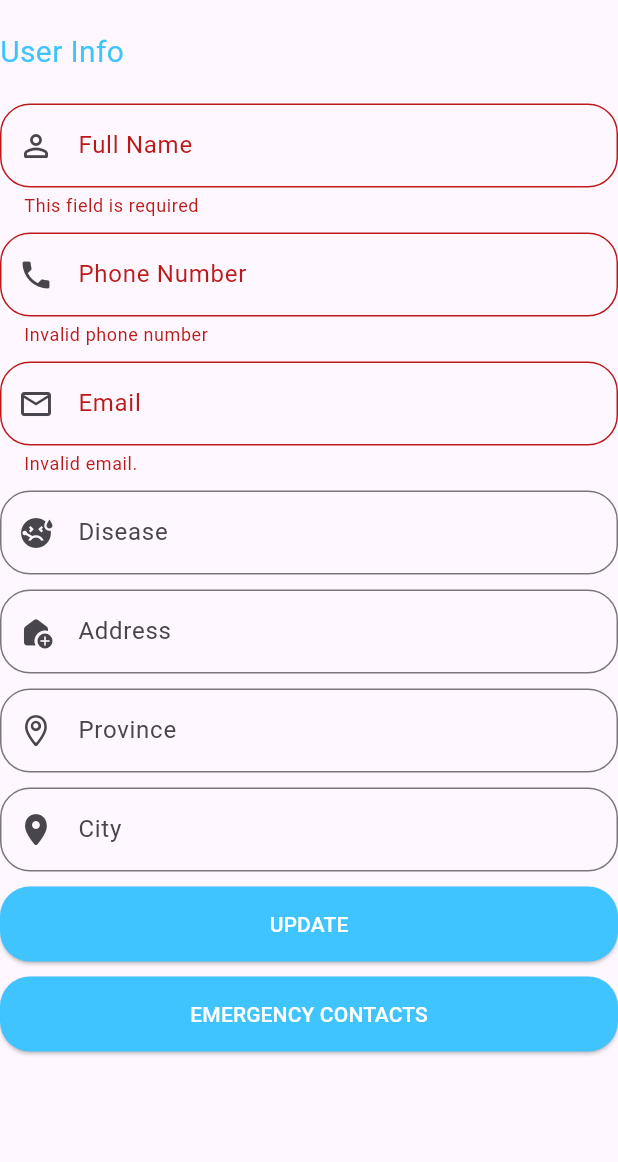
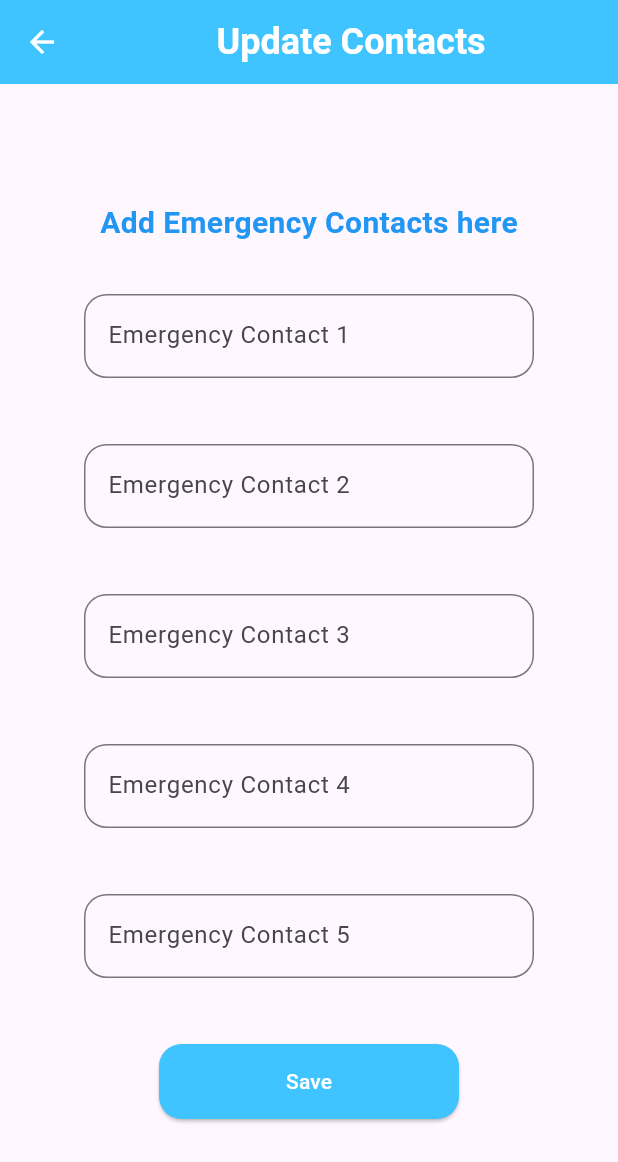
Before and after one commit to musondaAlexander/patienttracking, a Flutter app: the ProfileFormWidget widget shown alone on an empty page, opened directly, after a tap on "UPDATE", after a tap on "EMERGENCY CONTACTS", on a phone screen of 412 x 824 dp. Shown: the top 1162 px of the screen. Run offline on Flutter 3.47's test engine with Material 2 defaults, Android fonts, the phone set to English and light mode, and no system bars; our stand-ins replace cloud_firestore, csc_picker, firebase_auth, firebase_core, firebase_database, get and 5 more; missing offline and left inert: flutter_csc_picker; accounts and stored records are empty.

Commit message:
updated contacts file.

```diff
--- a/lib/User/screens/DashBoard/user_dashboard.dart
+++ b/lib/User/screens/DashBoard/user_dashboard.dart
@@ -1,4 +1,3 @@
-import 'package:firebase_auth/firebase_auth.dart';
 import 'package:flutter/material.dart';
 import 'package:get/get.dart';
 import 'package:patienttracking/User/screens/DashBoard/grid_dash.dart';
@@ -63,11 +62,11 @@ class UserDashboard extends StatelessWidget {
         backgroundColor: Colors.lightBlueAccent,
         leading: GestureDetector(
           onTap: () => {Get.to(() => UserHome())},
-          child: BackButton(
+          child: const BackButton(
             color: Colors.white,
           ),
         ),
-        title: Center(
+        title: const Center(
             child: Text(
           'Dashboard',
           style: TextStyle(
--- a/lib/User/screens/Profile/profile_screen_form.dart
+++ b/lib/User/screens/Profile/profile_screen_form.dart
@@ -7,6 +7,7 @@ import 'package:flutter/cupertino.dart';
 import 'package:flutter/material.dart';
 import 'package:flutter_csc_picker/flutter_csc_picker.dart';
 import 'package:get/get.dart';
+import 'package:patienttracking/Features/EmergencyContacts/add_contact.dart';
 import 'package:patienttracking/User/controllers/session_controller.dart';
 
 class ProfileFormWidget extends StatefulWidget {
@@ -237,10 +238,10 @@ class _ProfileFormWidgetState extends State<ProfileFormWidget> {
                             shape: RoundedRectangleBorder(
                                 borderRadius: BorderRadius.circular(20))),
                         onPressed: () {
-                          // Get.to(() => const add_contact(),
-                          //     transition: Transition.rightToLeft,
-                          //     duration: const Duration(seconds: 1),
-                          //     arguments: userEmail);
+                          Get.to(() => const add_contact(),
+                              transition: Transition.rightToLeft,
+                              duration: const Duration(milliseconds: 500),
+                              arguments: userEmail);
                         },
                         child: Text("Emergency Contacts".toUpperCase()),
                       ),
--- a/lib/User/screens/SignUp/verify_email_page.dart
+++ b/lib/User/screens/SignUp/verify_email_page.dart
@@ -6,9 +6,9 @@ import 'package:get/get_core/src/get_main.dart';
 import 'package:get/get_navigation/get_navigation.dart';
 import 'package:patienttracking/commonScreens/Login/loginScreen.dart';
 import 'package:patienttracking/commonScreens/nav_bar.dart';
-import 'package:patienttracking/features/Ambulance/ambulance_dashboard.dart';
-import 'package:patienttracking/features/FireFighters/firefighter_dashboard.dart';
-import 'package:patienttracking/features/Police/police_dashboard.dart';
+import 'package:patienttracking/Features/Ambulance/ambulance_dashboard.dart';
+import 'package:patienttracking/Features/FireFighters/firefighter_dashboard.dart';
+import 'package:patienttracking/Features/Police/police_dashboard.dart';
 import 'package:patienttracking/models/appuser.dart';
 
 // This Widget will be used to verify Email of the User.
--- /dev/null
+++ b/lib/features/EmergencyContacts/add_contact.dart
@@ -0,0 +1,225 @@
+import 'package:flutter/material.dart';
+import 'package:get/get.dart';
+import 'package:patienttracking/Features/EmergencyContacts/emergency_contact_controller.dart';
+import 'package:patienttracking/commonScreens/nav_bar.dart';
+import 'package:shared_preferences/shared_preferences.dart';
+
+class add_contact extends StatefulWidget {
+  const add_contact({Key? key}) : super(key: key);
+
+  @override
+  State<add_contact> createState() => _add_contactState();
+}
+
+class _add_contactState extends State<add_contact> {
+  @override
+  void initState() {
+    super.initState();
+    contactController.loadData();
+    _loadContacts();
+  }
+
+  Future<void> _loadContacts() async {
+    SharedPreferences prefs = await SharedPreferences.getInstance();
+    setState(() {
+      _contact1 = prefs.getString('contact1')!;
+      _contact2 = prefs.getString('contact2')!;
+      _contact3 = prefs.getString('contact3')!;
+      _contact4 = prefs.getString('contact4')!;
+      _contact5 = prefs.getString('contact5')!;
+    });
+  }
+
+  //Emergency Contacts
+  static String _contact1 = '';
+  static String _contact2 = '';
+  static String _contact3 = '';
+  static String _contact4 = '';
+  static String _contact5 = '';
+
+  //Controllers
+  final contactController = Get.put(EmergencyContactsController());
+  var _formKey = GlobalKey<FormState>();
+  var contact1controller =
+      TextEditingController(text: Text(_contact1).data.toString());
+  var contact2controller =
+      TextEditingController(text: Text(_contact2).data.toString());
+  var contact3controller =
+      TextEditingController(text: Text(_contact3).data.toString());
+  var contact4controller =
+      TextEditingController(text: Text(_contact4).data.toString());
+  var contact5controller =
+      TextEditingController(text: Text(_contact5).data.toString());
+
+  static const String _key1 = 'contact1';
+  static const String _key2 = 'contact2';
+  static const String _key3 = 'contact3';
+  static const String _key4 = 'contact4';
+  static const String _key5 = 'contact5';
+
+  @override
+  Widget build(BuildContext context) {
+    return Scaffold(
+      appBar: AppBar(
+        iconTheme: const IconThemeData(color: Colors.white),
+        backgroundColor: Colors.lightBlueAccent,
+        title: const Center(
+            child: Text(
+          'Update Contacts',
+          style: TextStyle(
+            color: Colors.white,
+            fontSize: 24,
+            fontWeight: FontWeight.bold,
+          ),
+        )),
+      ),
+      body: Center(
+        child: SingleChildScrollView(
+          child: Column(
+            mainAxisAlignment: MainAxisAlignment.center,
+            children: [
+              const Text(
+                "Add Emergency Contacts here",
+                style: TextStyle(
+                    fontSize: 20,
+                    color: Colors.blue,
+                    fontWeight: FontWeight.bold),
+              ),
+              SizedBox(
+                height: Get.height * 0.04,
+              ),
+              SizedBox(
+                width: 300,
+                height: 100,
+                child: TextFormField(
+                  controller: contact1controller,
+                  decoration: const InputDecoration(
+                    border: OutlineInputBorder(
+                      borderRadius: BorderRadius.all(
+                        Radius.circular(15.0),
+                      ),
+                    ),
+                    hintText: 'Enter First Contact',
+                    labelText: 'Emergency Contact 1',
+                  ),
+                ),
+              ),
+              SizedBox(
+                width: 300,
+                height: 100,
+                child: TextFormField(
+                  controller: contact2controller,
+                  decoration: const InputDecoration(
+                    border: OutlineInputBorder(
+                      borderRadius: BorderRadius.all(
+                        Radius.circular(15.0),
+                      ),
+                    ),
+                    hintText: 'Enter Second Contact',
+                    labelText: 'Emergency Contact 2',
+                  ),
+                ),
+              ),
+              SizedBox(
+                width: 300,
+                height: 100,
+                child: TextFormField(
+                  controller: contact3controller,
+                  decoration: const InputDecoration(
+                    border: OutlineInputBorder(
+                      borderRadius: BorderRadius.all(
+                        Radius.circular(15.0),
+                      ),
+                    ),
+                    hintText: 'Enter Second Contact',
+                    labelText: 'Emergency Contact 3',
+                  ),
+                ),
+              ),
+              SizedBox(
+                width: 300,
+                height: 100,
+                child: TextFormField(
+                  controller: contact4controller,
+                  decoration: const InputDecoration(
+                    border: OutlineInputBorder(
+                      borderRadius: BorderRadius.all(
+                        Radius.circular(15.0),
+                      ),
+                    ),
+                    hintText: 'Enter Second Contact',
+                    labelText: 'Emergency Contact 4',
+                  ),
+                ),
+              ),
+              SizedBox(
+                width: 300,
+                height: 100,
+                child: TextFormField(
+                  controller: contact5controller,
+                  decoration: const InputDecoration(
+                    border: OutlineInputBorder(
+                      borderRadius: BorderRadius.all(
+                        Radius.circular(15.0),
+                      ),
+                    ),
+                    hintText: 'Enter Second Contact',
+                    labelText: 'Emergency Contact 5',
+                  ),
+                ),
+              ),
+              // const SizedBox(
+              //   height: 5,
+              // ),
+              Center(
+                child: SizedBox(
+                  height: 50,
+                  width: 200,
+                  child: ElevatedButton(
+                      style: ElevatedButton.styleFrom(
+                        shape: RoundedRectangleBorder(
+                          borderRadius: BorderRadius.circular(15.0),
+                        ),
+                        backgroundColor: Colors.lightBlueAccent,
+                        // foreground
+                      ),
+                      child: const Text(
+                        "Save",
+                        style: TextStyle(
+                          color: Colors.white,
+                        ),
+                      ),
+                      onPressed: () async {
+                        var contact1 = contact1controller.text.toString();
+                        var contact2 = contact2controller.text.toString();
+                        var contact3 = contact3controller.text.toString();
+                        var contact4 = contact4controller.text.toString();
+                        var contact5 = contact5controller.text.toString();
+
+                        contactController.setData(
+                            contact1, contact2, contact3, contact4, contact5);
+                        contactController.loadData();
+
+                        //toast using Getx
+                        Get.snackbar(
+                          'Saved', 'Contact Saved Successfully',
+                          snackPosition: SnackPosition.BOTTOM,
+                          backgroundColor: Colors.green,
+                          colorText: Colors.white,
+                          duration: const Duration(seconds: 2),
+                          isDismissible: true,
+                          // dismissDirection: SnackDismissDirection.HORIZONTAL,
+                          forwardAnimationCurve: Curves.easeOutBack,
+                          reverseAnimationCurve: Curves.easeInBack,
+                        );
+                      }),
+                ),
+              ),
+              // Text(contact1),
+            ],
+          ),
+        ),
+      ),
+    );
+  }
+}
--- /dev/null
+++ b/lib/features/EmergencyContacts/emergency_contact_controller.dart
@@ -0,0 +1,43 @@
+import 'package:flutter/material.dart';
+import 'package:get/get.dart';
+import 'package:shared_preferences/shared_preferences.dart';
+
+class EmergencyContactsController extends GetxController {
+  static const String _key1 = 'contact1';
+  static const String _key2 = 'contact2';
+  static const String _key3 = 'contact3';
+  static const String _key4 = 'contact4';
+  static const String _key5 = 'contact5';
+
+  Future<List<String>> loadData() async {
+    var contact1 = '';
+    var contact2 = '';
+    var contact3 = '';
+    var contact4 = '';
+    var contact5 = '';
+    var prefs = await SharedPreferences.getInstance();
+    String? getcontact1 = prefs.getString(_key1);
+    String? getcontact2 = prefs.getString(_key2);
+    String? getcontact3 = prefs.getString(_key3);
+    String? getcontact4 = prefs.getString(_key4);
+    String? getcontact5 = prefs.getString(_key5);
+    contact1 = getcontact1 ?? '';
+    contact2 = getcontact2 ?? '';
+    contact3 = getcontact3 ?? '';
+    contact4 = getcontact4 ?? '';
+    contact5 = getcontact5 ?? '';
+
+    return [contact1, contact2, contact3, contact4, contact5];
+    // debugPrint("$contact1  $contact2  $contact3  $contact4 $contact5");
+  }
+
+  Future<void> setData(String contact1, String contact2, String contact3,
+      String contact4, String contact5) async {
+    var prefs = await SharedPreferences.getInstance();
+    prefs.setString(_key1, contact1);
+    prefs.setString(_key2, contact2);
+    prefs.setString(_key3, contact3);
+    prefs.setString(_key4, contact4);
+    prefs.setString(_key5, contact5);
+  }
+}
--- a/pubspec.yaml
+++ b/pubspec.yaml
@@ -48,6 +48,7 @@ dependencies:
   cloud_firestore: ^4.9.3
   flutter_csc_picker: ^0.0.2
   csc_picker: ^0.2.7
+  shared_preferences: ^2.2.2
 
 
 dev_dependencies:
```
Also changed, not shown: lib/User/screens/Profile/profile_screen.dart (+4 -11 lines), lib/User/screens/Profile/user_profile.dart (+15 -1 lines), lib/User/user_home.dart (+6 -1 lines), lib/features/EmergencyContacts/emergency_contact.dart (added, +115 -0 lines), pubspec.lock, 1 other file.
